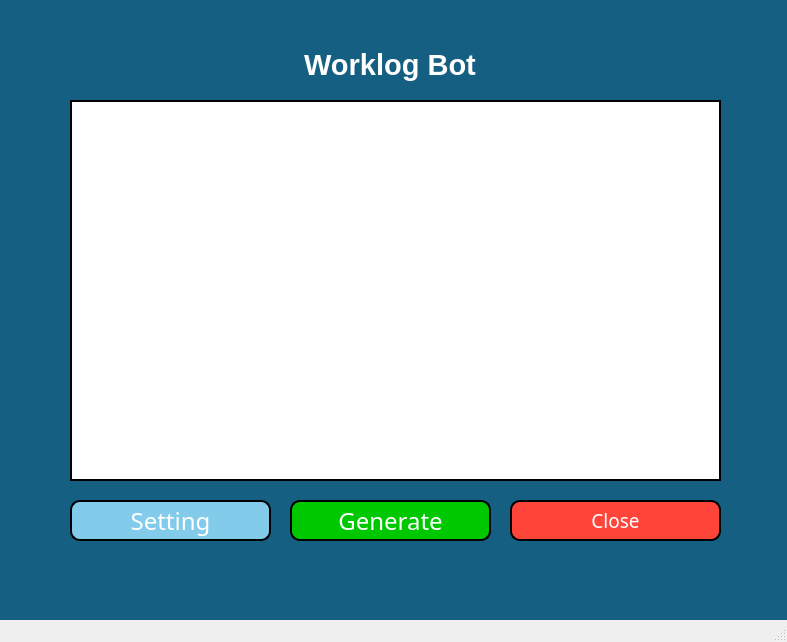
The window that worklog.ui (nakkasoft/das-worklog) describes before a commit, drawn with Qt 5.
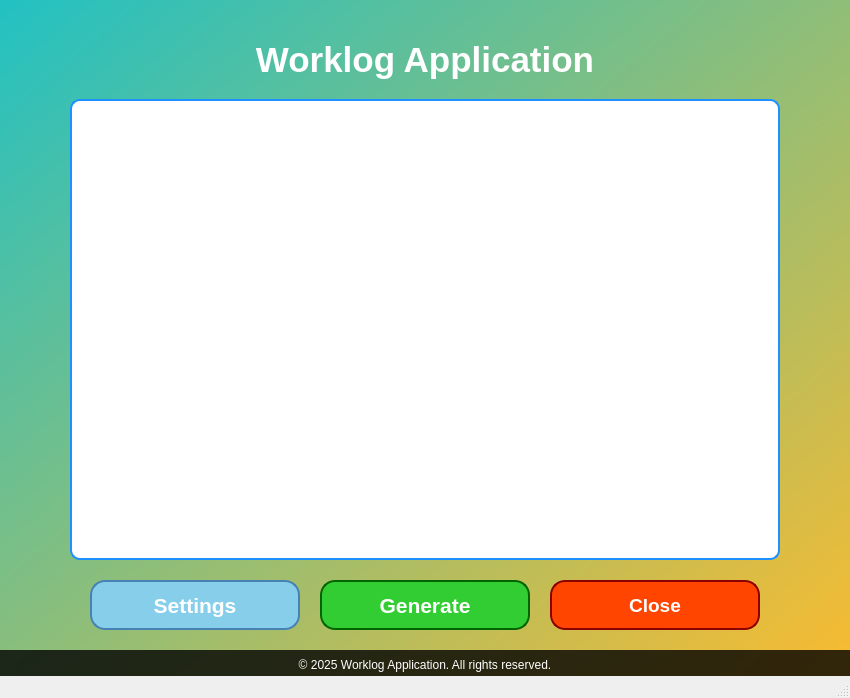
The same window after the commit. Icons and pictures are not drawn.

```diff
--- a/worklog.ui
+++ b/worklog.ui
@@ -6,8 +6,8 @@
    <rect>
     <x>0</x>
     <y>0</y>
-    <width>787</width>
-    <height>642</height>
+    <width>850</width>
+    <height>698</height>
    </rect>
   </property>
   <property name="windowTitle">
@@ -19,12 +19,14 @@
      <rect>
       <x>0</x>
       <y>0</y>
-      <width>791</width>
-      <height>641</height>
+      <width>850</width>
+      <height>700</height>
      </rect>
     </property>
     <property name="styleSheet">
-     <string notr="true">background-color: rgb(21, 96, 130);</string>
+     <string notr="true">
+       background: qlineargradient(spread:pad, x1:0, y1:0, x2:1, y2:1, stop:0 rgba(34, 193, 195, 255), stop:1 rgba(253, 187, 45, 255));
+     </string>
     </property>
     <property name="text">
      <string/>
@@ -35,8 +37,8 @@
      <rect>
       <x>20</x>
       <y>20</y>
-      <width>100</width>
-      <height>100</height>
+      <width>120</width>
+      <height>120</height>
      </rect>
     </property>
     <property name="pixmap">
@@ -49,15 +51,16 @@
    <widget class="QLabel" name="label">
     <property name="geometry">
      <rect>
-      <x>140</x>
-      <y>40</y>
-      <width>500</width>
-      <height>50</height>
+      <x>160</x>
+      <y>30</y>
+      <width>530</width>
+      <height>60</height>
      </rect>
     </property>
     <property name="font">
      <font>
-      <pointsize>22</pointsize>
+      <family>Arial</family>
+      <pointsize>26</pointsize>
       <weight>75</weight>
       <bold>true</bold>
      </font>
@@ -66,29 +69,114 @@
      <string notr="true">color: white;</string>
     </property>
     <property name="text">
-     <string>Worklog Bot</string>
+     <string>Worklog Application</string>
     </property>
     <property name="alignment">
      <set>Qt::AlignCenter</set>
     </property>
    </widget>
+   <widget class="QTextEdit" name="lineEdit_5">
+    <property name="geometry">
+     <rect>
+      <x>70</x>
+      <y>99</y>
+      <width>710</width>
+      <height>461</height>
+     </rect>
+    </property>
+    <property name="styleSheet">
+     <string notr="true">
+       QTextEdit {
+         border: 2px solid #1e90ff;
+         border-radius: 10px;
+         background-color: rgb(255, 255, 255);
+         padding: 10px;
+         font-size: 12px;
+         color: #333;
+       }
+       QScrollBar:vertical {
+         border: none;
+         background: #f0f0f0;
+         width: 12px;
+         margin: 2px 0 2px 0;
+         border-radius: 6px;
+       }
+       QScrollBar::handle:vertical {
+         background: #1e90ff;
+         border-radius: 6px;
+         min-height: 20px;
+       }
+       QScrollBar::handle:vertical:hover {
+         background: #4682b4;
+       }
+       QScrollBar::add-line:vertical, QScrollBar::sub-line:vertical {
+         background: none;
+         height: 0px;
+       }
+       QScrollBar:horizontal {
+         border: none;
+         background: #f0f0f0;
+         height: 12px;
+         margin: 0 2px 0 2px;
+         border-radius: 6px;
+       }
+       QScrollBar::handle:horizontal {
+         background: #1e90ff;
+         border-radius: 6px;
+         min-width: 20px;
+       }
+       QScrollBar::handle:horizontal:hover {
+         background: #4682b4;
+       }
+       QScrollBar::add-line:horizontal, QScrollBar::sub-line:horizontal {
+         background: none;
+         width: 0px;
+       }
+     </string>
+    </property>
+    <property name="verticalScrollBarPolicy">
+     <enum>Qt::ScrollBarAsNeeded</enum>
+    </property>
+    <property name="horizontalScrollBarPolicy">
+     <enum>Qt::ScrollBarAsNeeded</enum>
+    </property>
+    <property name="text" stdset="0">
+     <string/>
+    </property>
+   </widget>
    <widget class="QPushButton" name="pushButton">
     <property name="geometry">
      <rect>
-      <x>290</x>
-      <y>500</y>
-      <width>201</width>
-      <height>41</height>
+      <x>320</x>
+      <y>580</y>
+      <width>210</width>
+      <height>50</height>
      </rect>
     </property>
     <property name="font">
      <font>
-      <family>LG스마트체2.0 Regular</family>
-      <pointsize>18</pointsize>
+      <family>Arial</family>
+      <pointsize>16</pointsize>
+      <weight>75</weight>
+      <bold>true</bold>
      </font>
     </property>
     <property name="styleSheet">
-     <string notr="true">border: 2px solid black; background-color: rgb(0, 200, 0); border-radius: 10px; color: white;</string>
+     <string notr="true">
+       QPushButton {
+         border: 2px solid #006400;
+         background-color: #32cd32;
+         border-radius: 15px;
+         color: white;
+         font-weight: bold;
+       }
+       QPushButton:hover {
+         background-color: #228b22;
+       }
+       QPushButton:pressed {
+         background-color: #006400;
+       }
+     </string>
     </property>
     <property name="text">
      <string>Generate</string>
@@ -97,64 +185,102 @@
    <widget class="QPushButton" name="closeButton">
     <property name="geometry">
      <rect>
-      <x>510</x>
-      <y>500</y>
-      <width>211</width>
-      <height>41</height>
+      <x>550</x>
+      <y>580</y>
+      <width>210</width>
+      <height>50</height>
      </rect>
     </property>
     <property name="font">
      <font>
-      <family>LG스마트체2.0 Regular</family>
+      <family>Arial</family>
       <pointsize>14</pointsize>
+      <weight>75</weight>
+      <bold>true</bold>
      </font>
     </property>
     <property name="styleSheet">
-     <string notr="true">border: 2px solid black; background-color: rgb(255, 69, 58); border-radius: 10px; color: white;</string>
+     <string notr="true">
+       QPushButton {
+         border: 2px solid #8b0000;
+         background-color: #ff4500;
+         border-radius: 15px;
+         color: white;
+         font-weight: bold;
+       }
+       QPushButton:hover {
+         background-color: #dc143c;
+       }
+       QPushButton:pressed {
+         background-color: #8b0000;
+       }
+     </string>
     </property>
     <property name="text">
      <string>Close</string>
     </property>
    </widget>
-   <widget class="QTextEdit" name="lineEdit_5">
-    <property name="geometry">
-     <rect>
-      <x>70</x>
-      <y>100</y>
-      <width>651</width>
-      <height>381</height>
-     </rect>
-    </property>
-    <property name="styleSheet">
-     <string notr="true">border: 2px solid black; background-color: rgb(255, 255, 255);</string>
-    </property>
-    <property name="text">
-     <string/>
-    </property>
-    <property name="placeholderText">
-     <string/>
-    </property>
-   </widget>
    <widget class="QPushButton" name="pushButton_3">
     <property name="geometry">
      <rect>
-      <x>70</x>
-      <y>500</y>
-      <width>201</width>
-      <height>41</height>
+      <x>90</x>
+      <y>580</y>
+      <width>210</width>
+      <height>50</height>
      </rect>
     </property>
     <property name="font">
      <font>
-      <family>LG스마트체2.0 Regular</family>
-      <pointsize>18</pointsize>
+      <family>Arial</family>
+      <pointsize>16</pointsize>
+      <weight>75</weight>
+      <bold>true</bold>
      </font>
     </property>
     <property name="styleSheet">
-     <string notr="true">border: 2px solid black; background-color: rgb(131, 203, 235); border-radius: 10px; color: white;</string>
+     <string notr="true">
+       QPushButton {
+         border: 2px solid #4682b4;
+         background-color: #87ceeb;
+         border-radius: 15px;
+         color: white;
+         font-weight: bold;
+       }
+       QPushButton:hover {
+         background-color: #5f9ea0;
+       }
+       QPushButton:pressed {
+         background-color: #4682b4;
+       }
+     </string>
     </property>
     <property name="text">
-     <string>Setting</string>
+     <string>Settings</string>
+    </property>
+   </widget>
+   <widget class="QLabel" name="footer">
+    <property name="geometry">
+     <rect>
+      <x>0</x>
+      <y>650</y>
+      <width>850</width>
+      <height>30</height>
+     </rect>
+    </property>
+    <property name="styleSheet">
+     <string notr="true">
+       background-color: rgba(0, 0, 0, 0.8);
+       color: white;
+       font-size: 12px;
+       font-family: Arial;
+       text-align: center;
+     </string>
+    </property>
+    <property name="text">
+     <string>© 2025 Worklog Application. All rights reserved.</string>
+    </property>
+    <property name="alignment">
+     <set>Qt::AlignCenter</set>
     </property>
    </widget>
   </widget>
```
Left out of the diff: 4 changed lines with no effect on the pictures.
